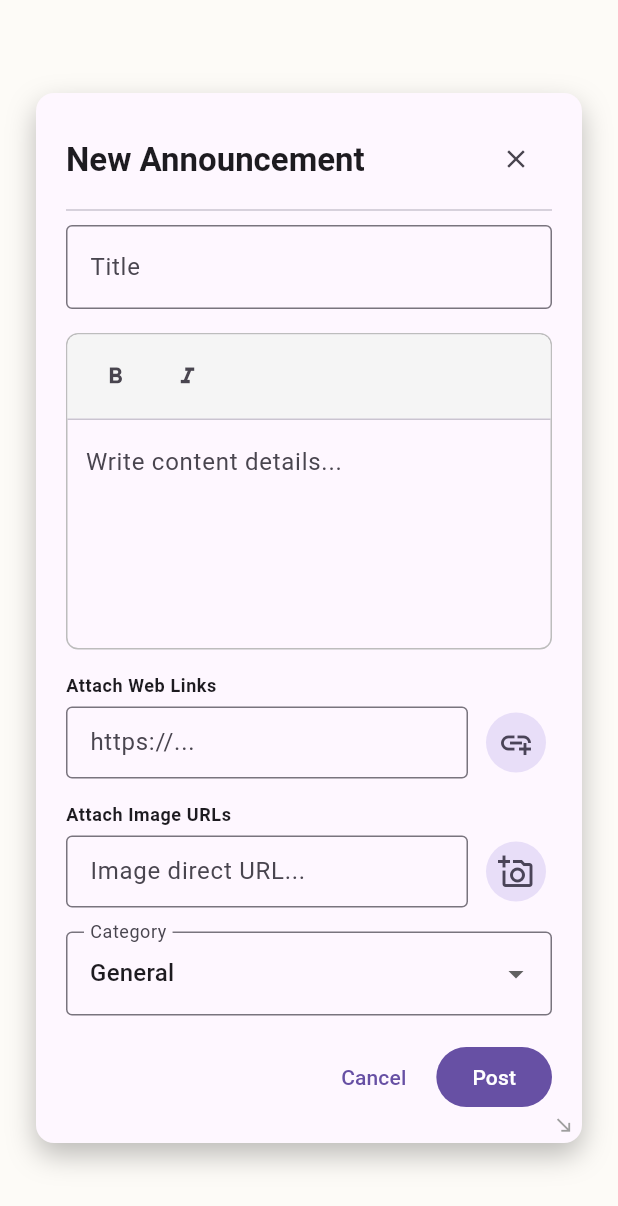
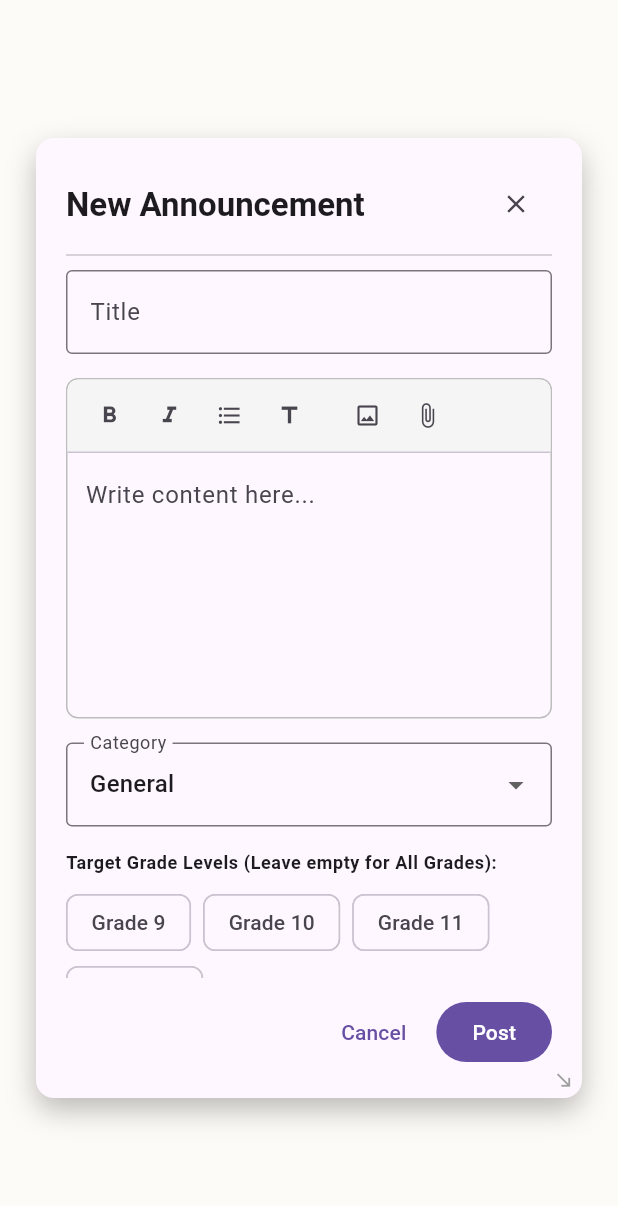
Before and after one commit to AbdulrahmanAbusnena/amlystuhub, a Flutter app: the CreateAnnouncementDialog widget shown alone on an empty page, opened directly, on a phone screen of 412 x 824 dp. Shown: the top 1206 px of the screen. Run offline on Flutter 3.47's test engine with Material 3 defaults, Android fonts, the phone set to English and light mode, and no system bars; our stand-ins replace cloud_firestore, file_picker, firebase_auth, firebase_core, flutter_markdown, flutter_riverpod and 2 more; accounts and stored records are empty.

Commit message:
added attachement for files and links

```diff
--- a/lib/features/announcements/presentation/widgets/announcement_creation.dart
+++ b/lib/features/announcements/presentation/widgets/announcement_creation.dart
@@ -1,4 +1,5 @@
 import 'package:amlystuhub/features/auth/presentation%20/providers/auth_providers.dart';
+import 'package:file_picker/file_picker.dart';
 import 'package:flutter/material.dart';
 import 'package:flutter_riverpod/flutter_riverpod.dart';
 import 'package:amlystuhub/features/announcements/domain/models/announcement_models.dart';
@@ -18,23 +19,21 @@ class _CreateAnnouncementDialogState
     extends ConsumerState<CreateAnnouncementDialog> {
   late final TextEditingController _titleController;
   late final TextEditingController _contentController;
-  late final TextEditingController _linkInputController;
-  late final TextEditingController _imageInputController;
   late final FocusNode _contentFocusNode;
-
   late String _selectedCategory;
   late List<int> _selectedGrades;
-  late List<String> _linkUrls;
-  late List<String> _imageUrls;
+
+  final List<PlatformFile> _selectedFiles = [];
   bool _isLoading = false;
 
-  double _dialogWidth = 620.0;
-  double _dialogHeight = 700.0;
+  // Window sizing constraints
+  double _dialogWidth = 580.0;
+  double _dialogHeight = 640.0;
 
-  static const double _minWidth = 480.0;
-  static const double _maxWidth = 950.0;
-  static const double _minHeight = 550.0;
-  static const double _maxHeight = 850.0;
+  static const double _minWidth = 450.0;
+  static const double _maxWidth = 900.0;
+  static const double _minHeight = 500.0;
+  static const double _maxHeight = 800.0;
 
   final List<int> _availableGrades = [9, 10, 11, 12];
   final List<String> _categories = [
@@ -56,52 +55,31 @@ class _CreateAnnouncementDialogState
     _contentController = TextEditingController(
       text: announcement?.content ?? '',
     );
-    _linkInputController = TextEditingController();
-    _imageInputController = TextEditingController();
     _contentFocusNode = FocusNode();
-
     _selectedCategory = announcement?.category ?? 'General';
     _selectedGrades = List<int>.from(announcement?.targetGrades ?? []);
-    _linkUrls = List<String>.from(announcement?.linkUrls ?? []);
-    _imageUrls = List<String>.from(announcement?.imageUrls ?? []);
   }
 
   @override
   void dispose() {
     _titleController.dispose();
     _contentController.dispose();
-    _linkInputController.dispose();
-    _imageInputController.dispose();
     _contentFocusNode.dispose();
     super.dispose();
   }
 
-  void _addLink() {
-    final val = _linkInputController.text.trim();
-    if (val.isNotEmpty && !_linkUrls.contains(val)) {
-      setState(() {
-        _linkUrls.add(val);
-        _linkInputController.clear();
-      });
-    }
-  }
-
-  void _addImage() {
-    final val = _imageInputController.text.trim();
-    if (val.isNotEmpty && !_imageUrls.contains(val)) {
-      setState(() {
-        _imageUrls.add(val);
-        _imageInputController.clear();
-      });
-    }
-  }
-
+  /// Formats selected text smoothly or surrounds the cursor position cleanly
   void _applySelectionFormat(String prefix, String suffix) {
     final text = _contentController.text;
     final selection = _contentController.selection;
 
-    if (!selection.isValid || selection.isCollapsed) {
-      final pos = selection.isValid ? selection.start : text.length;
+    if (!selection.isValid) {
+      _contentController.text = '$text$prefix$suffix';
+      return;
+    }
+
+    if (selection.isCollapsed) {
+      final pos = selection.start;
       final newText = text.replaceRange(pos, pos, '$prefix$suffix');
       _contentController.value = TextEditingValue(
         text: newText,
@@ -127,11 +105,37 @@ class _CreateAnnouncementDialogState
     _contentFocusNode.requestFocus();
   }
 
+  void _applyLinePrefix(String prefix) {
+    final text = _contentController.text;
+    final selection = _contentController.selection;
+    final cursorOffset = selection.isValid ? selection.start : text.length;
+
+    final lineStart = text.lastIndexOf('\n', cursorOffset - 1) + 1;
+    final newText = text.replaceRange(lineStart, lineStart, prefix);
+
+    _contentController.value = TextEditingValue(
+      text: newText,
+      selection: TextSelection.collapsed(offset: cursorOffset + prefix.length),
+    );
+    _contentFocusNode.requestFocus();
+  }
+
+  Future<void> _pickDeviceFiles({FileType type = FileType.any}) async {
+    final result = await FilePicker.pickFiles(type: type, allowMultiple: true);
+
+    if (result != null && result.files.isNotEmpty) {
+      setState(() {
+        _selectedFiles.addAll(result.files);
+      });
+    }
+  }
+
   Future<void> _submit() async {
     final user = ref.read(currentUserModelProvider).value;
     if (user == null) return;
 
     setState(() => _isLoading = true);
+
     final controller = ref.read(announcementControllerProvider.notifier);
     final isApCategory = _selectedCategory == 'AP';
     bool success;
@@ -144,8 +148,6 @@ class _CreateAnnouncementDialogState
         category: _selectedCategory,
         targetGrades: _selectedGrades,
         apOnly: isApCategory,
-        imageUrls: _imageUrls,
-        linkUrls: _linkUrls,
       );
     } else {
       success = await controller.createAnnouncement(
@@ -157,8 +159,6 @@ class _CreateAnnouncementDialogState
         authorId: user.uid,
         authorName: user.name,
         authorRole: user.role,
-        imageUrls: _imageUrls,
-        linkUrls: _linkUrls,
       );
     }
 
@@ -196,6 +196,7 @@ class _CreateAnnouncementDialogState
               child: Column(
                 crossAxisAlignment: CrossAxisAlignment.start,
                 children: [
+                  // Title Bar with Copyable Window Header
                   Row(
                     mainAxisAlignment: MainAxisAlignment.spaceBetween,
                     children: [
@@ -205,13 +206,18 @@ class _CreateAnnouncementDialogState
                           fontWeight: FontWeight.bold,
                         ),
                       ),
-                      IconButton(
+                      MouseRegion(
+                        cursor: SystemMouseCursors.click,
+                        child: IconButton(
                           icon: const Icon(Icons.close, size: 20),
                           onPressed: () => Navigator.of(context).pop(),
+                        ),
                       ),
                     ],
                   ),
                   const Divider(height: 20),
+
+                  // Main Scrollable Content
                   Expanded(
                     child: SingleChildScrollView(
                       child: Column(
@@ -226,6 +232,8 @@ class _CreateAnnouncementDialogState
                             ),
                           ),
                           const SizedBox(height: 16),
+
+                          // Integrated Text Formatting Box
                           Container(
                             decoration: BoxDecoration(
                               border: Border.all(color: Colors.grey.shade400),
@@ -234,6 +242,7 @@ class _CreateAnnouncementDialogState
                             child: Column(
                               crossAxisAlignment: CrossAxisAlignment.start,
                               children: [
+                                // Action Bar
                                 Container(
                                   padding: const EdgeInsets.symmetric(
                                     horizontal: 8,
@@ -247,35 +256,63 @@ class _CreateAnnouncementDialogState
                                   ),
                                   child: Row(
                                     children: [
-                                      IconButton(
-                                        icon: const Icon(
-                                          Icons.format_bold,
-                                          size: 18,
-                                        ),
+                                      _buildFormatButton(
+                                        icon: Icons.format_bold,
+                                        tooltip: 'Bold',
                                         onPressed: () =>
                                             _applySelectionFormat('**', '**'),
                                       ),
-                                      IconButton(
-                                        icon: const Icon(
-                                          Icons.format_italic,
-                                          size: 18,
-                                        ),
+                                      _buildFormatButton(
+                                        icon: Icons.format_italic,
+                                        tooltip: 'Italic',
                                         onPressed: () =>
                                             _applySelectionFormat('*', '*'),
+                                      ),
+                                      _buildFormatButton(
+                                        icon: Icons.format_list_bulleted,
+                                        tooltip: 'Bullet List',
+                                        onPressed: () => _applyLinePrefix('- '),
+                                      ),
+                                      _buildFormatButton(
+                                        icon: Icons.title,
+                                        tooltip: 'Heading',
+                                        onPressed: () =>
+                                            _applyLinePrefix('### '),
+                                      ),
+                                      const VerticalDivider(
+                                        width: 12,
+                                        indent: 6,
+                                        endIndent: 6,
+                                      ),
+                                      _buildFormatButton(
+                                        icon: Icons.image_outlined,
+                                        tooltip: 'Attach Image',
+                                        onPressed: () => _pickDeviceFiles(
+                                          type: FileType.image,
+                                        ),
+                                      ),
+                                      _buildFormatButton(
+                                        icon: Icons.attach_file_outlined,
+                                        tooltip: 'Attach File',
+                                        onPressed: () => _pickDeviceFiles(
+                                          type: FileType.any,
+                                        ),
                                       ),
                                     ],
                                   ),
                                 ),
                                 const Divider(height: 1),
+                                // Content Field with selection enabled
                                 Padding(
                                   padding: const EdgeInsets.all(12.0),
                                   child: TextField(
                                     controller: _contentController,
                                     focusNode: _contentFocusNode,
-                                    maxLines: 5,
+                                    maxLines: 6,
                                     enableInteractiveSelection: true,
+                                    keyboardType: TextInputType.multiline,
                                     decoration: const InputDecoration(
-                                      hintText: 'Write content details...',
+                                      hintText: 'Write content here...',
                                       border: InputBorder.none,
                                       isDense: true,
                                     ),
@@ -284,94 +321,35 @@ class _CreateAnnouncementDialogState
                               ],
                             ),
                           ),
-                          const SizedBox(height: 16),
 
-                          // Links Section
-                          Text(
-                            'Attach Web Links',
-                            style: Theme.of(context).textTheme.bodySmall
-                                ?.copyWith(fontWeight: FontWeight.bold),
+                          if (_selectedFiles.isNotEmpty) ...[
+                            const SizedBox(height: 8),
+                            Wrap(
+                              spacing: 6,
+                              runSpacing: 6,
+                              children: _selectedFiles.map((file) {
+                                return Chip(
+                                  avatar: Icon(
+                                    file.extension == 'jpg' ||
+                                            file.extension == 'png'
+                                        ? Icons.image
+                                        : Icons.insert_drive_file,
+                                    size: 16,
                                   ),
-                          const SizedBox(height: 6),
-                          Row(
-                            children: [
-                              Expanded(
-                                child: TextField(
-                                  controller: _linkInputController,
-                                  decoration: const InputDecoration(
-                                    hintText: 'https://...',
-                                    isDense: true,
-                                    border: OutlineInputBorder(),
+                                  label: Text(
+                                    file.name,
+                                    style: const TextStyle(fontSize: 12),
                                   ),
-                                ),
-                              ),
-                              const SizedBox(width: 8),
-                              IconButton.filledTonal(
-                                icon: const Icon(Icons.add_link),
-                                onPressed: _addLink,
+                                  onDeleted: () {
+                                    setState(() {
+                                      _selectedFiles.remove(file);
+                                    });
+                                  },
+                                );
+                              }).toList(),
                             ),
                           ],
-                          ),
-                          Wrap(
-                            spacing: 6,
-                            children: _linkUrls
-                                .map(
-                                  (link) => Chip(
-                                    label: Text(
-                                      link,
-                                      overflow: TextOverflow.ellipsis,
-                                      style: const TextStyle(fontSize: 12),
-                                    ),
-                                    onDeleted: () =>
-                                        setState(() => _linkUrls.remove(link)),
-                                  ),
-                                )
-                                .toList(),
-                          ),
-                          const SizedBox(height: 16),
 
-                          // Images Section
-                          Text(
-                            'Attach Image URLs',
-                            style: Theme.of(context).textTheme.bodySmall
-                                ?.copyWith(fontWeight: FontWeight.bold),
-                          ),
-                          const SizedBox(height: 6),
-                          Row(
-                            children: [
-                              Expanded(
-                                child: TextField(
-                                  controller: _imageInputController,
-                                  decoration: const InputDecoration(
-                                    hintText: 'Image direct URL...',
-                                    isDense: true,
-                                    border: OutlineInputBorder(),
-                                  ),
-                                ),
-                              ),
-                              const SizedBox(width: 8),
-                              IconButton.filledTonal(
-                                icon: const Icon(Icons.add_a_photo_outlined),
-                                onPressed: _addImage,
-                              ),
-                            ],
-                          ),
-                          Wrap(
-                            spacing: 6,
-                            children: _imageUrls
-                                .map(
-                                  (img) => Chip(
-                                    label: Text(
-                                      img,
-                                      overflow: TextOverflow.ellipsis,
-                                      style: const TextStyle(fontSize: 12),
-                                    ),
-                                    onDeleted: () =>
-                                        setState(() => _imageUrls.remove(img)),
-                                  ),
-                                )
-                                .toList(),
-                          ),
                           const SizedBox(height: 16),
 
                           DropdownButtonFormField<String>(
@@ -387,30 +365,70 @@ class _CreateAnnouncementDialogState
                                 )
                                 .toList(),
                             onChanged: (val) {
-                              if (val != null)
+                              if (val != null) {
                                 setState(() => _selectedCategory = val);
+                              }
                             },
                             decoration: const InputDecoration(
                               labelText: 'Category',
                               border: OutlineInputBorder(),
                             ),
                           ),
+                          const SizedBox(height: 16),
+
+                          SelectableText(
+                            'Target Grade Levels (Leave empty for All Grades):',
+                            style: Theme.of(context).textTheme.bodySmall
+                                ?.copyWith(fontWeight: FontWeight.bold),
+                          ),
+                          const SizedBox(height: 8),
+
+                          Wrap(
+                            spacing: 8,
+                            children: _availableGrades.map((grade) {
+                              final isSelected = _selectedGrades.contains(
+                                grade,
+                              );
+                              return FilterChip(
+                                label: Text('Grade $grade'),
+                                selected: isSelected,
+                                onSelected: (selected) {
+                                  setState(() {
+                                    if (selected) {
+                                      _selectedGrades.add(grade);
+                                    } else {
+                                      _selectedGrades.remove(grade);
+                                    }
+                                    _selectedGrades.sort();
+                                  });
+                                },
+                              );
+                            }).toList(),
+                          ),
                         ],
                       ),
                     ),
                   ),
+
                   const SizedBox(height: 12),
+
+                  // Actions
                   Row(
                     mainAxisAlignment: MainAxisAlignment.end,
                     children: [
-                      TextButton(
+                      MouseRegion(
+                        cursor: SystemMouseCursors.click,
+                        child: TextButton(
                           onPressed: _isLoading
                               ? null
                               : () => Navigator.of(context).pop(),
                           child: const Text('Cancel'),
                         ),
+                      ),
                       const SizedBox(width: 8),
-                      FilledButton(
+                      MouseRegion(
+                        cursor: SystemMouseCursors.click,
+                        child: FilledButton(
                           onPressed: _isLoading ? null : _submit,
                           child: _isLoading
                               ? const SizedBox(
@@ -422,11 +440,14 @@ class _CreateAnnouncementDialogState
                                 )
                               : Text(isEditing ? 'Save Changes' : 'Post'),
                         ),
+                      ),
                     ],
                   ),
                 ],
               ),
             ),
+
+            // Interactive Resize Handle (Bottom Right)
             Positioned(
               right: 0,
               bottom: 0,
@@ -463,4 +484,20 @@ class _CreateAnnouncementDialogState
       ),
     );
   }
+
+  Widget _buildFormatButton({
+    required IconData icon,
+    required String tooltip,
+    required VoidCallback onPressed,
+  }) {
+    return MouseRegion(
+      cursor: SystemMouseCursors.click,
+      child: IconButton(
+        icon: Icon(icon, size: 18),
+        tooltip: tooltip,
+        visualDensity: VisualDensity.compact,
+        onPressed: onPressed,
+      ),
+    );
   }
+}
--- a/pubspec.yaml
+++ b/pubspec.yaml
@@ -46,6 +46,7 @@ dependencies:
   firebase_performance: ^0.11.4+3
   http: ^1.6.0
   flutter_markdown: ^0.7.7+1
+  file_picker: ^11.0.3
 
 dev_dependencies:
   flutter_test:
```
Also changed, not shown: lib/features/announcements/presentation/widgets/announcement_card.dart (+16 -0 lines), pubspec.lock, 1 other file. Lines whose indentation alone changed are shown as unchanged.
